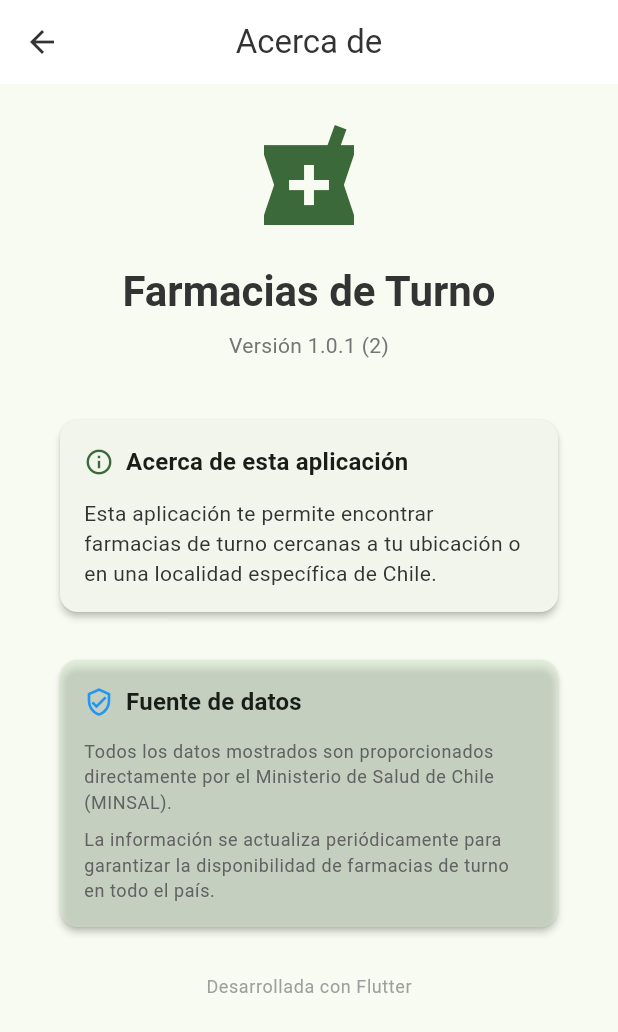
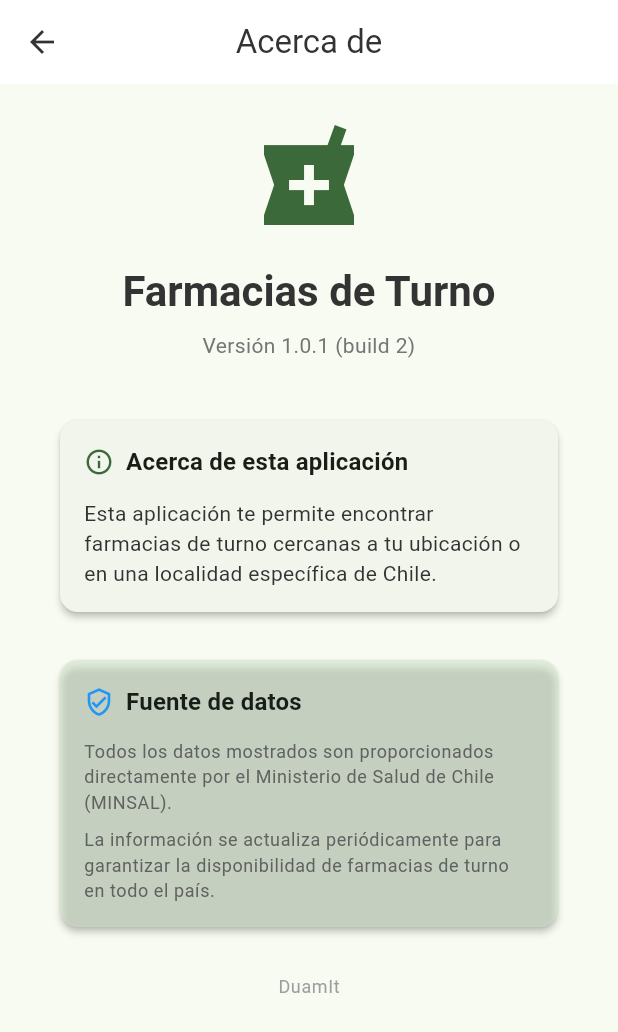
Before and after one commit to lriverd/farmaciapp, a Flutter app: the screen it shows after launch, after a tap on "Buscar farmacias cercanas", after a tap on the "info outline" icon, on a phone screen of 412 x 824 dp. Shown: the top 1032 px of the screen. Run offline on Flutter 3.47's test engine with Material 3 defaults, Android fonts, the phone set to English and light mode, and no system bars; our stand-ins replace geolocator, package_info_plus, shared_preferences.

Commit message:
build: include generated icons and platform config changes (AndroidManifest, build.gradle.kts, version bump) and UI fixes

```diff
--- a/lib/screens/about_screen.dart
+++ b/lib/screens/about_screen.dart
@@ -62,7 +62,7 @@ class _AboutScreenState extends State<AboutScreen> {
               // Versión
               if (_version.isNotEmpty)
                 Text(
-                  'Versión $_version ($_buildNumber)',
+                  'Versión $_version (build $_buildNumber)',
                   style: Theme.of(context).textTheme.bodyMedium?.copyWith(
                     color: Colors.grey.shade600,
                   ),
@@ -155,7 +155,7 @@ class _AboutScreenState extends State<AboutScreen> {
 
               // Información adicional
               Text(
-                'Desarrollada con Flutter',
+                'DuamIt',
                 style: Theme.of(context).textTheme.bodySmall?.copyWith(
                   color: Colors.grey.shade500,
                 ),
--- a/lib/screens/farmacia_detail_screen.dart
+++ b/lib/screens/farmacia_detail_screen.dart
@@ -187,7 +187,7 @@ class FarmaciaDetailScreen extends StatelessWidget {
 
             // Botones de acción
             Padding(
-              padding: const EdgeInsets.all(24),
+              padding: const EdgeInsets.fromLTRB(24, 24, 24, 40),
               child: Column(
                 crossAxisAlignment: CrossAxisAlignment.stretch,
                 children: [
--- a/lib/screens/home_screen.dart
+++ b/lib/screens/home_screen.dart
@@ -340,10 +340,9 @@ class _HomeScreenState extends State<HomeScreen> {
             });
             return;
           case LocationStatus.permissionDenied:
-            setState(() {
-              _errorMessage = 'Se requieren permisos de ubicación para encontrar farmacias cercanas.';
-            });
-            return;
+            // Intentar solicitar permiso automáticamente
+            // No mostramos error aquí, dejamos que getCurrentPosition() lo maneje
+            break;
           case LocationStatus.permissionDeniedPermanently:
             setState(() {
               _errorMessage = 'Los permisos de ubicación fueron denegados permanentemente. Por favor, actívalos en la configuración de la aplicación.';
@@ -358,7 +357,7 @@ class _HomeScreenState extends State<HomeScreen> {
             break;
         }
 
-        // Obtener ubicación
+        // Obtener ubicación (esto solicitará permisos si es necesario)
         position = await LocationService.getCurrentPosition();
         if (position == null) {
           setState(() {
```
Also changed, not shown: pubspec.yaml (+4 -3 lines), 14 other files.
